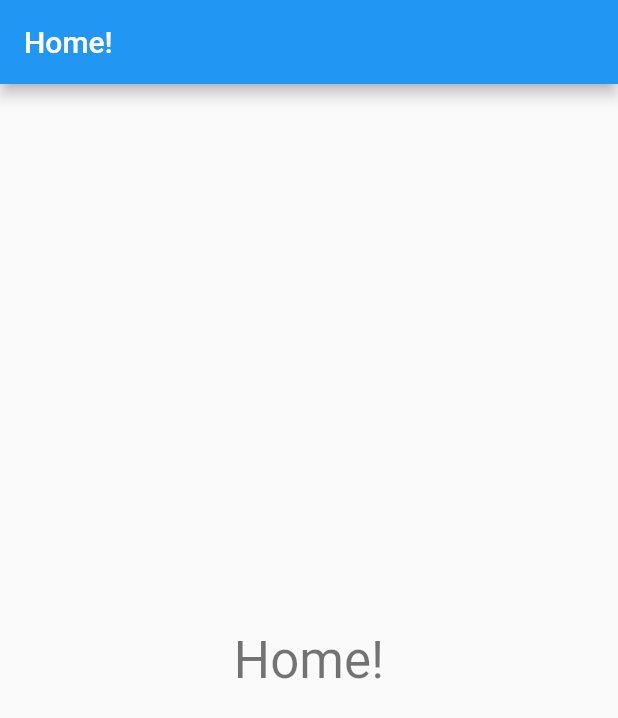
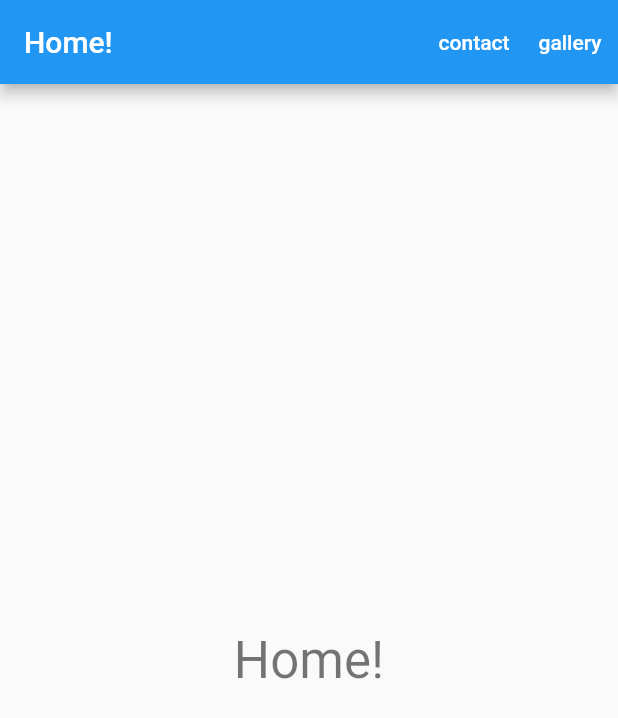
Before and after one commit to kstadel/art_calling, a Flutter app: the screen it shows after launch, on a phone screen of 412 x 824 dp. Shown: the top 718 px of the screen. Run offline on Flutter 3.47's test engine with Material 2 defaults, Android fonts, the phone set to English and light mode, and no system bars; our stand-ins replace bloc.

Commit message:
add appbar navigation

```diff
--- a/art_calling/lib/screens/home_screen.dart
+++ b/art_calling/lib/screens/home_screen.dart
@@ -9,6 +9,22 @@ class HomeScreen extends StatelessWidget {
     return Scaffold(
       appBar: AppBar(
         title: Text(title),
+        actions: <Widget>[
+          TextButton(
+            onPressed: () {},
+            child: const Text("contact"),
+            style: TextButton.styleFrom(
+              primary: Colors.white,
+            ),
+          ),
+          TextButton(
+            onPressed: () {},
+            child: const Text("gallery"),
+            style: TextButton.styleFrom(
+              primary: Colors.white,
+            ),
+          ),
+        ],
       ),
       body: Center(
         child: Column(
```
